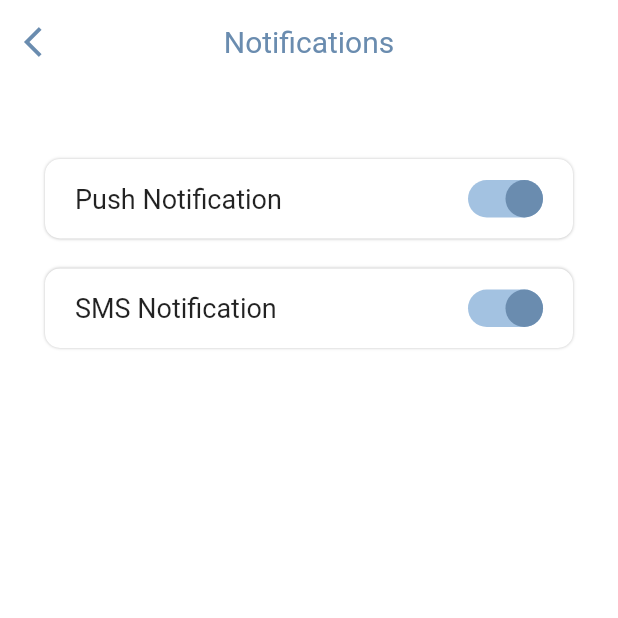
After one commit to manishtalele/riderapp, a Flutter app: the Notication screen opened directly, on a phone screen of 412 x 824 dp, the top half of it. The commit adds this screen. Run offline on Flutter 3.47's test engine with Material 2 defaults, Android fonts, the phone set to English and light mode, and no system bars; drawn by our look-alikes of flutter_switch; our stand-ins replace animated_splash_screen, carousel_slider, cloud_firestore, dropdown_button2, firebase_auth, firebase_core and 6 more; accounts and stored records are empty; Roboto replaces fonts that are missing (Autour).

Commit message:
notification page added

```diff
--- a/lib/main.dart
+++ b/lib/main.dart
@@ -3,6 +3,8 @@ import 'package:firebase_core/firebase_core.dart';
 import 'package:firebase_messaging/firebase_messaging.dart';
 import 'package:flutter/material.dart';
 import 'package:flutter_local_notifications/flutter_local_notifications.dart';
+import 'package:responsive_framework/responsive_wrapper.dart';
+import 'package:responsive_framework/utils/scroll_behavior.dart';
 import 'package:riderapp/api/getuserdetails_api.dart';
 import 'package:riderapp/firebase_options.dart';
 import 'package:riderapp/provider/emailauth.dart';
@@ -51,7 +53,16 @@ class _MainState extends State<Main> {
   @override
   Widget build(BuildContext context) {
     return MaterialApp(
-      title: 'Flutter Demo',
+       builder: (context, widget) => ResponsiveWrapper.builder(
+            ClampingScrollWrapper.builder(context, widget!),
+            breakpoints: const [
+              ResponsiveBreakpoint.resize(350, name: MOBILE),
+              ResponsiveBreakpoint.autoScale(600, name: TABLET),
+              ResponsiveBreakpoint.resize(800, name: DESKTOP),
+              ResponsiveBreakpoint.autoScale(1700, name: 'XL'),
+            ],
+          ),
+      title: 'Freemorsel Rider',
       theme: ThemeData(
         primaryColor: primaryColor,
         secondaryHeaderColor: primary2Color,
--- a/lib/screens/myaccount.dart
+++ b/lib/screens/myaccount.dart
@@ -1,5 +1,6 @@
 import 'package:flutter/material.dart';
 import 'package:flutter_svg/flutter_svg.dart';
+import 'package:riderapp/screens/notification.dart';
 import 'package:riderapp/screens/setting.dart';
 import 'package:riderapp/screens/support.dart';
 import 'package:riderapp/theme/decoration.dart';
@@ -64,6 +65,10 @@ class _MyAccountState extends State<MyAccount> {
                 decoration: shadowdecoration,
                 child: Padding(
                   padding: const EdgeInsets.symmetric(vertical:14,horizontal: 15),
+                  child: InkWell(
+                    onTap: (){
+                          Navigator.push(context, MaterialPageRoute(builder: (context) =>Notication()));
+                        },
                     child: Row(
                       crossAxisAlignment: CrossAxisAlignment.start,
                       children: [
@@ -84,6 +89,7 @@ class _MyAccountState extends State<MyAccount> {
                             Icons.arrow_forward_ios,
                           ),
                       ],
+                    ),
                   ),
                 ),
               ),
--- /dev/null
+++ b/lib/screens/notification.dart
@@ -0,0 +1,193 @@
+import 'package:cloud_firestore/cloud_firestore.dart';
+import 'package:firebase_auth/firebase_auth.dart';
+import 'package:flutter/material.dart';
+import 'package:flutter_svg/flutter_svg.dart';
+import 'package:riderapp/screens/myaccount.dart';
+import 'package:riderapp/theme/decoration.dart';
+import 'package:riderapp/theme/deftheme.dart';
+import 'package:flutter_switch/flutter_switch.dart';
+import 'package:responsive_framework/responsive_framework.dart';
+
+class Notication extends StatefulWidget {
+  const Notication({super.key});
+
+  @override
+  State<Notication> createState() => _NoticationState();
+}
+
+class _NoticationState extends State<Notication> {
+  checkfun() {
+    if (offerscoupons && chatsmessages && orderupdates) {
+      setState(() {
+        pushnotification = true;
+      });
+    } else {
+      setState(() {
+        pushnotification = false;
+      });
+    }
+  }
+
+  update() async => await FirebaseFirestore.instance
+          .collection("Users")
+          .doc(FirebaseAuth.instance.currentUser!.uid.toString())
+          .update({
+        "offernotication": offerscoupons,
+        "chatpermission": chatsmessages,
+        "deliverpermission": orderupdates,
+        "smspermission": smsnoftification
+      });
+
+  bool pushnotification = true;
+  bool offerscoupons = true;
+  bool chatsmessages = true;
+  bool orderupdates = true;
+  bool smsnoftification = true;
+  @override
+  Widget build(BuildContext context) {
+    double btnheight = ResponsiveValue(
+      context,
+      defaultValue: 50.0,
+      valueWhen: const [
+        Condition.smallerThan(
+          name: MOBILE,
+          value: 30.0,
+        ),
+        Condition.largerThan(
+          name: TABLET,
+          value: 75.0,
+        )
+      ],
+    ).value as double;
+    double btnwidth = ResponsiveValue(
+      context,
+      defaultValue: 320.0,
+      valueWhen: const [
+        Condition.smallerThan(
+          name: MOBILE,
+          value: 250.0,
+        ),
+        Condition.largerThan(
+          name: TABLET,
+          value: 500.0,
+        )
+      ],
+    ).value as double;
+    double? fontsize16 = ResponsiveValue(
+      context,
+      defaultValue: 16.0,
+      valueWhen:  [
+        Condition.smallerThan(
+          name: MOBILE,
+          value: 12.0,
+        ),
+        Condition.largerThan(
+          name: TABLET,
+          value: 30.0,
+        )
+      ],
+    ).value;
+    checkfun();
+    return Scaffold(
+      backgroundColor: Colors.white,
+      appBar: AppBar(
+        elevation: 0,
+          leading: IconButton(
+              onPressed: () {
+                Navigator.of(context).pop(
+                  MaterialPageRoute(builder: (context) =>  MyAccount()),
+                );
+              },
+              icon:  Icon(Icons.arrow_back_ios,
+              color: primaryColor)),
+          backgroundColor: Colors.white,
+          title: Text(
+            "Notifications",
+            style: TextStyle(
+              fontSize: 20,
+              fontWeight: FontWeight.w400,
+              fontFamily: 'Autour',
+              color: primary4Color,
+            ),
+          ),
+          centerTitle: true,
+        ),
+        body: SingleChildScrollView(
+          padding: const EdgeInsets.fromLTRB(20, 40, 20, 10),
+          child: Column(
+            children: [
+              Padding(
+                padding: const EdgeInsets.all(10),
+                child: Container(
+                  decoration: shadowdecoration,
+                  child: Padding(
+                    padding: const EdgeInsets.symmetric(vertical:14,horizontal: 20),
+                    child: Row(
+                      children: [
+                        const Text('Push Notification',
+                            style: TextStyle(
+                              fontSize: 18,
+                              fontWeight: FontWeight.w400,
+                            )),
+                        const Spacer(),
+                        FlutterSwitch(
+                            padding: 0,
+                            width: 50,
+                            height: 25,
+                            activeColor: primary5Color,
+                            inactiveColor: Colors.grey.shade300,
+                            inactiveToggleColor: Colors.grey,
+                            activeToggleColor: primaryColor,
+                            value: offerscoupons,
+                            borderRadius: 20,
+                            onToggle: (val) {
+                              setState(() {
+                                offerscoupons = val;
+                              });
+                            }),
+                      ],
+                    ),
+                  ),
+                ),
+              ),
+              Padding(
+                padding: const EdgeInsets.all(10),
+                child: Container(
+                  decoration: shadowdecoration,
+                  child: Padding(
+                    padding: const EdgeInsets.symmetric(vertical:14,horizontal: 20),
+                    child: Row(
+                      children: [
+                        const Text('SMS Notification',
+                            style: TextStyle(
+                              fontSize: 18,
+                              fontWeight: FontWeight.w400,
+                            )),
+                        const Spacer(),
+                        FlutterSwitch(
+                            padding: 0,
+                            width: 50,
+                            height: 25,
+                            activeColor: primary5Color,
+                            inactiveColor: Colors.grey.shade300,
+                            inactiveToggleColor: Colors.grey,
+                            activeToggleColor: primaryColor,
+                            value: chatsmessages,
+                            borderRadius: 20,
+                            onToggle: (val) {
+                              setState(() {
+                                chatsmessages = val;
+                              });
+                            }),
+                      ],
+                    ),
+                  ),
+                ),
+              ),
+
+            ],
+          ),
+        )
+    );
+  }
+}
--- a/lib/theme/deftheme.dart
+++ b/lib/theme/deftheme.dart
@@ -6,6 +6,7 @@ Color primary3Color = const Color.fromRGBO(206, 186, 186, 84);
 Color secondaryColor = const Color.fromRGBO(106, 140, 175, 0.25);
 Color headerBg = Colors.white;
 Color backgroundColors = Colors.white;
+Color primary5Color= const Color(0xFFA3C2E1);
 Color cardBg = const Color.fromRGBO(243, 139, 117, 0.6);
 Color primary4Color = const Color(
   0xff6a8caf,
--- a/pubspec.yaml
+++ b/pubspec.yaml
@@ -51,6 +51,8 @@ dependencies:
   page_transition: ^2.0.9
   fluttertoast: ^8.1.1
   carousel_slider: ^4.0.0
+  flutter_switch: ^0.3.2
+  responsive_framework: ^0.2.0
 
 dev_dependencies:
   flutter_test:
```
Also changed, not shown: pubspec.lock. Lines whose indentation alone changed are shown as unchanged.
